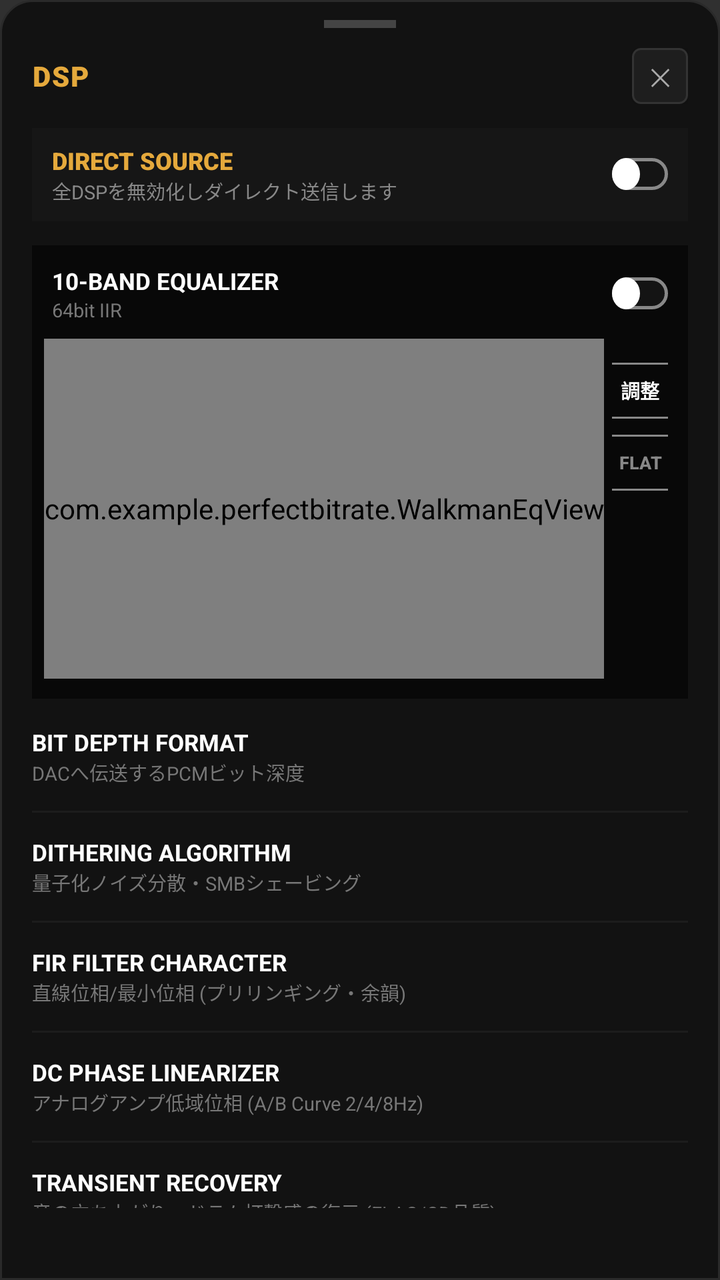
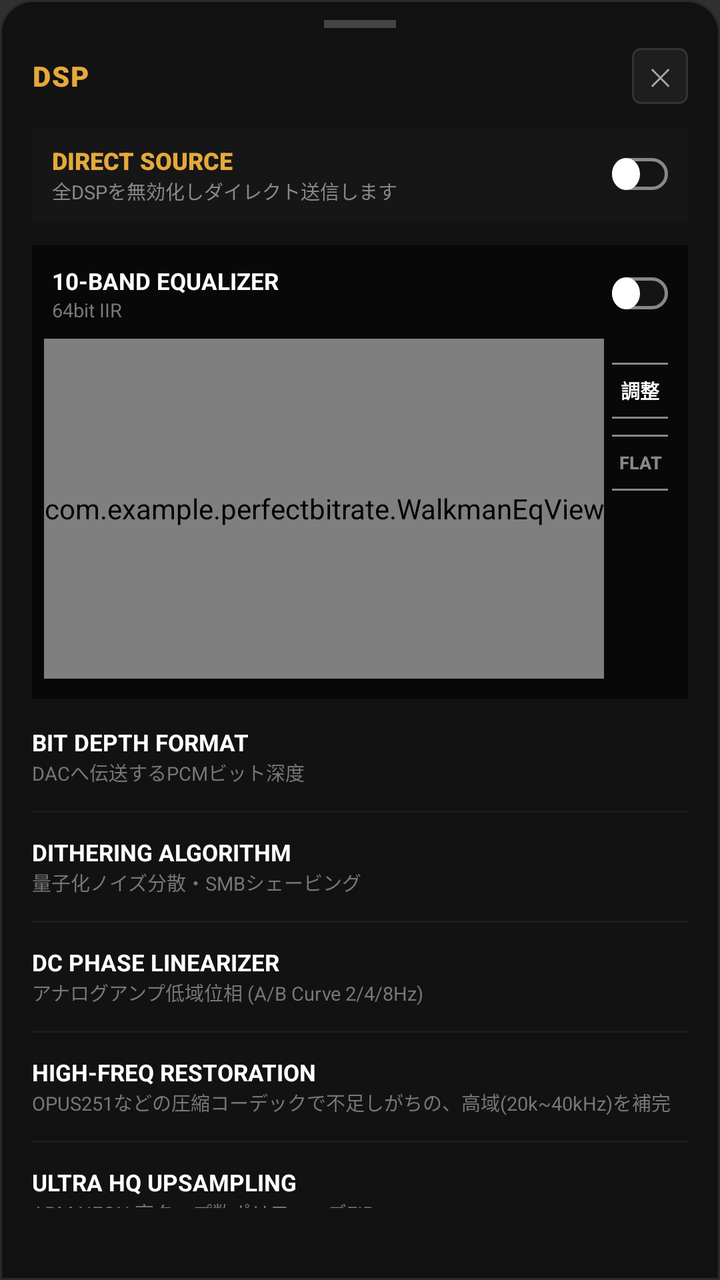

The first picture is an Android layout as it rendered before a commit; the second is the same layout after the commit. The layout source and the unified diff follow.
<!-- AndroidManifest.xml: application theme Theme.AppCompat.NoActionBar -->
<!-- res/layout/dialog_settings.xml -->
<?xml version="1.0" encoding="utf-8"?>
<LinearLayout xmlns:android="http://schemas.android.com/apk/res/android"
    xmlns:app="http://schemas.android.com/apk/res-auto"
    android:layout_width="match_parent"
    android:layout_height="wrap_content"
    android:orientation="vertical"
    android:background="@drawable/bg_bottom_sheet_dap"
    android:paddingStart="16dp"
    android:paddingEnd="16dp"
    android:paddingTop="10dp"
    android:paddingBottom="24dp">

    
    <View
        android:layout_width="36dp"
        android:layout_height="4dp"
        android:layout_gravity="center_horizontal"
        android:background="#444444"
        android:layout_marginBottom="10dp" />

    
    <LinearLayout
        android:layout_width="match_parent"
        android:layout_height="wrap_content"
        android:orientation="horizontal"
        android:gravity="center_vertical"
        android:layout_marginBottom="12dp">

        <TextView
            android:layout_width="0dp"
            android:layout_height="wrap_content"
            android:layout_weight="1"
            android:text="DSP"
            android:textColor="#E5A93C"
            android:textSize="14sp"
            android:textStyle="bold"
            android:fontFamily="sans-serif-black"
            android:letterSpacing="0.05" />

        <Button
            android:id="@+id/btnDialogClose"
            android:layout_width="28dp"
            android:layout_height="28dp"
            android:text="✕"
            android:textColor="#AAAAAA"
            android:textSize="12sp"
            android:background="@drawable/bg_btn_icon"
            android:padding="0dp" />
    </LinearLayout>

    
    <LinearLayout
        android:layout_width="match_parent"
        android:layout_height="wrap_content"
        android:orientation="horizontal"
        android:gravity="center_vertical"
        android:background="#161616"
        android:paddingStart="10dp"
        android:paddingEnd="10dp"
        android:paddingTop="8dp"
        android:paddingBottom="8dp"
        android:layout_marginBottom="12dp">

        <LinearLayout
            android:layout_width="0dp"
            android:layout_height="wrap_content"
            android:layout_weight="1"
            android:orientation="vertical">

            <TextView
                android:layout_width="wrap_content"
                android:layout_height="wrap_content"
                android:text="DIRECT SOURCE"
                android:textColor="#E5A93C"
                android:textSize="12sp"
                android:textStyle="bold"
                android:fontFamily="sans-serif-black" />

            <TextView
                android:layout_width="wrap_content"
                android:layout_height="wrap_content"
                android:text="全DSPを無効化しダイレクト送信します"
                android:textColor="#888888"
                android:textSize="9.5sp" />
        </LinearLayout>

        <androidx.appcompat.widget.SwitchCompat
            android:id="@+id/dialogSwitchDirectSource"
            android:layout_width="wrap_content"
            android:layout_height="wrap_content"
            app:thumbTint="@null"
            app:trackTint="@null"
            android:thumb="@drawable/switch_thumb_white"
            app:track="@drawable/switch_track_walkman_outline"
            android:checked="false" />
    </LinearLayout>

    
    <LinearLayout
        android:id="@+id/layoutSectionEq"
        android:layout_width="match_parent"
        android:layout_height="wrap_content"
        android:orientation="vertical"
        android:background="#080808"
        android:paddingTop="10dp"
        android:paddingBottom="10dp"
        android:paddingStart="6dp"
        android:paddingEnd="6dp"
        android:layout_marginBottom="14dp">

        
        <LinearLayout
            android:layout_width="match_parent"
            android:layout_height="wrap_content"
            android:orientation="horizontal"
            android:gravity="center_vertical"
            android:paddingStart="4dp"
            android:paddingEnd="4dp"
            android:layout_marginBottom="8dp">

            <LinearLayout
                android:layout_width="0dp"
                android:layout_height="wrap_content"
                android:layout_weight="1"
                android:orientation="vertical">

                <TextView
                    android:layout_width="wrap_content"
                    android:layout_height="wrap_content"
                    android:text="10-BAND EQUALIZER"
                    android:textColor="#FFFFFF"
                    android:textSize="11.5sp"
                    android:textStyle="bold" />

                <TextView
                    android:layout_width="wrap_content"
                    android:layout_height="wrap_content"
                    android:text="64bit IIR"
                    android:textColor="#777777"
                    android:textSize="9.5sp" />
            </LinearLayout>

            <androidx.appcompat.widget.SwitchCompat
                android:id="@+id/switchEqEnable"
                android:layout_width="wrap_content"
                android:layout_height="wrap_content"
                app:thumbTint="@null"
                app:trackTint="@null"
                android:thumb="@drawable/switch_thumb_white"
                app:track="@drawable/switch_track_walkman_outline"
                android:checked="false" />
        </LinearLayout>

        
        <LinearLayout
            android:layout_width="match_parent"
            android:layout_height="wrap_content"
            android:orientation="horizontal"
            android:gravity="center_vertical">

            <com.example.perfectbitrate.WalkmanEqView
                android:id="@+id/walkmanEqView"
                android:layout_width="wrap_content"
                android:layout_height="170dp" />

            <LinearLayout
                android:layout_width="0dp"
                android:layout_weight="1"
                android:layout_height="170dp"
                android:orientation="vertical"
                android:gravity="top|center_horizontal"
                android:paddingTop="12dp"
                android:paddingStart="4dp"
                android:paddingEnd="4dp">

                <Button
                    android:id="@+id/btnEqEdit"
                    android:layout_width="58dp"
                    android:layout_height="28dp"
                    android:text="調整"
                    android:textColor="#FFFFFF"
                    android:textSize="9.5sp"
                    android:textStyle="bold"
                    android:background="@drawable/bg_btn_dap_outline"
                    android:padding="0dp"
                    android:layout_marginBottom="8dp" />

                <Button
                    android:id="@+id/btnEqFlat"
                    android:layout_width="58dp"
                    android:layout_height="28dp"
                    android:text="FLAT"
                    android:textColor="#888888"
                    android:textSize="9sp"
                    android:textStyle="bold"
                    android:background="@drawable/bg_btn_dap_outline"
                    android:padding="0dp"
                    android:layout_marginBottom="8dp" />

                <LinearLayout
                    android:id="@+id/layoutEqAdjustControls"
                    android:layout_width="wrap_content"
                    android:layout_height="wrap_content"
                    android:orientation="vertical"
                    android:gravity="center_horizontal"
                    android:visibility="gone">

                    <TextView
                        android:id="@+id/textEqBandFreq"
                        android:layout_width="wrap_content"
                        android:layout_height="wrap_content"
                        android:text="4K Hz"
                        android:textColor="#CCCCCC"
                        android:textSize="10.5sp"
                        android:textStyle="bold"
                        android:fontFamily="sans-serif-condensed" />

                    <TextView
                        android:id="@+id/textEqGainValue"
                        android:layout_width="wrap_content"
                        android:layout_height="wrap_content"
                        android:text="+0.0 dB"
                        android:textColor="#FFFFFF"
                        android:textSize="11.5sp"
                        android:textStyle="bold"
                        android:fontFamily="sans-serif-medium"
                        android:layout_marginBottom="4dp" />

                    <LinearLayout
                        android:layout_width="wrap_content"
                        android:layout_height="wrap_content"
                        android:orientation="horizontal">

                        <Button
                            android:id="@+id/btnEqPlus"
                            android:layout_width="24dp"
                            android:layout_height="24dp"
                            android:text="＋"
                            android:textColor="#FFFFFF"
                            android:textSize="10.5sp"
                            android:background="@drawable/bg_btn_circle"
                            android:padding="0dp"
                            android:layout_marginEnd="6dp" />

                        <Button
                            android:id="@+id/btnEqMinus"
                            android:layout_width="24dp"
                            android:layout_height="24dp"
                            android:text="－"
                            android:textColor="#FFFFFF"
                            android:textSize="10.5sp"
                            android:background="@drawable/bg_btn_circle"
                            android:padding="0dp" />
                    </LinearLayout>
                </LinearLayout>

            </LinearLayout>

        </LinearLayout>

    </LinearLayout>

    
    <LinearLayout
        android:layout_width="match_parent"
        android:layout_height="wrap_content"
        android:orientation="horizontal"
        android:gravity="center_vertical"
        android:layout_marginBottom="12dp">

        <LinearLayout
            android:layout_width="0dp"
            android:layout_height="wrap_content"
            android:layout_weight="1"
            android:orientation="vertical">

            <TextView
                android:layout_width="wrap_content"
                android:layout_height="wrap_content"
                android:text="BIT DEPTH FORMAT"
                android:textColor="#FFFFFF"
                android:textSize="11.5sp"
                android:textStyle="bold" />

            <TextView
                android:layout_width="wrap_content"
                android:layout_height="wrap_content"
                android:text="DACへ伝送するPCMビット深度"
                android:textColor="#777777"
                android:textSize="9.5sp" />
        </LinearLayout>

        <Spinner
            android:id="@+id/dialogSpinnerBitDepth"
            android:layout_width="wrap_content"
            android:layout_height="30dp"
            android:background="@drawable/bg_spinner_dap"
            android:popupBackground="#1A1A1A" />
    </LinearLayout>

    <View
        android:layout_width="match_parent"
        android:layout_height="1dp"
        android:background="#1C1C1C"
        android:layout_marginBottom="12dp" />

    
    <LinearLayout
        android:id="@+id/layoutSectionDither"
        android:layout_width="match_parent"
        android:layout_height="wrap_content"
        android:orientation="horizontal"
        android:gravity="center_vertical"
        android:layout_marginBottom="12dp">

        <LinearLayout
            android:layout_width="0dp"
            android:layout_height="wrap_content"
            android:layout_weight="1"
            android:orientation="vertical">

            <TextView
                android:layout_width="wrap_content"
                android:layout_height="wrap_content"
                android:text="DITHERING ALGORITHM"
                android:textColor="#FFFFFF"
                android:textSize="11.5sp"
                android:textStyle="bold" />

            <TextView
                android:layout_width="wrap_content"
                android:layout_height="wrap_content"
                android:text="量子化ノイズ分散・SMBシェービング"
                android:textColor="#777777"
                android:textSize="9.5sp" />
        </LinearLayout>

        <Spinner
            android:id="@+id/dialogSpinnerDither"
            android:layout_width="wrap_content"
            android:layout_height="30dp"
            android:background="@drawable/bg_spinner_dap"
            android:popupBackground="#1A1A1A" />
    </LinearLayout>

    <View
        android:layout_width="match_parent"
        android:layout_height="1dp"
        android:background="#1C1C1C"
        android:layout_marginBottom="12dp" />

    
    <LinearLayout
        android:id="@+id/layoutSectionFir"
        android:layout_width="match_parent"
        android:layout_height="wrap_content"
        android:orientation="horizontal"
        android:gravity="center_vertical"
        android:layout_marginBottom="12dp">

        <LinearLayout
            android:layout_width="0dp"
            android:layout_height="wrap_content"
            android:layout_weight="1"
            android:orientation="vertical">

            <TextView
                android:layout_width="wrap_content"
                android:layout_height="wrap_content"
                android:text="FIR FILTER CHARACTER"
                android:textColor="#FFFFFF"
                android:textSize="11.5sp"
                android:textStyle="bold" />

            <TextView
                android:layout_width="wrap_content"
                android:layout_height="wrap_content"
                android:text="直線位相/最小位相 (プリリンギング・余韻)"
                android:textColor="#777777"
                android:textSize="9.5sp" />
        </LinearLayout>

        <Spinner
            android:id="@+id/dialogSpinnerFirFilter"
            android:layout_width="wrap_content"
            android:layout_height="30dp"
            android:background="@drawable/bg_spinner_dap"
            android:popupBackground="#1A1A1A" />
    </LinearLayout>

    <View
        android:layout_width="match_parent"
        android:layout_height="1dp"
        android:background="#1C1C1C"
        android:layout_marginBottom="12dp" />

    
    <LinearLayout
        android:id="@+id/layoutSectionDcPhase"
        android:layout_width="match_parent"
        android:layout_height="wrap_content"
        android:orientation="horizontal"
        android:gravity="center_vertical"
        android:layout_marginBottom="12dp">

        <LinearLayout
            android:layout_width="0dp"
            android:layout_height="wrap_content"
            android:layout_weight="1"
            android:orientation="vertical">

            <TextView
                android:layout_width="wrap_content"
                android:layout_height="wrap_content"
                android:text="DC PHASE LINEARIZER"
                android:textColor="#FFFFFF"
                android:textSize="11.5sp"
                android:textStyle="bold" />

            <TextView
                android:layout_width="wrap_content"
                android:layout_height="wrap_content"
                android:text="アナログアンプ低域位相 (A/B Curve 2/4/8Hz)"
                android:textColor="#777777"
                android:textSize="9.5sp" />
        </LinearLayout>

        <Spinner
            android:id="@+id/dialogSpinnerDcPhase"
            android:layout_width="wrap_content"
            android:layout_height="30dp"
            android:background="@drawable/bg_spinner_dap"
            android:popupBackground="#1A1A1A" />
    </LinearLayout>

    <View
        android:layout_width="match_parent"
        android:layout_height="1dp"
        android:background="#1C1C1C"
        android:layout_marginBottom="12dp" />

    
    <LinearLayout
        android:id="@+id/layoutSectionTransient"
        android:layout_width="match_parent"
        android:layout_height="wrap_content"
        android:orientation="horizontal"
        android:gravity="center_vertical"
        android:layout_marginBottom="12dp">

        <LinearLayout
            android:layout_width="0dp"
            android:layout_height="wrap_content"
            android:layout_weight="1"
            android:orientation="vertical">

            <TextView
                android:layout_width="wrap_content"
                android:layout_height="wrap_content"
                android:text="TRANSIENT RECOVERY"
                android:textColor="#FFFFFF"
                android:textSize="11.5sp"
                android:textStyle="bold" />

            <TextView
                android:layout_width="wrap_content"
                android:layout_height="wrap_content"
                android:text="音の立ち上がり・ドラム打撃感の復元 (FLAC/CD品質)"
                android:textColor="#777777"
                android:textSize="9.5sp" />
        </LinearLayout>

        <Spinner
            android:id="@+id/dialogSpinnerTransient"
            android:layout_width="wrap_content"
            android:layout_height="30dp"
            android:background="@drawable/bg_spinner_dap"
            android:popupBackground="#1A1A1A" />
    </LinearLayout>

    <View
        android:layout_width="match_parent"
        android:layout_height="1dp"
        android:background="#1C1C1C"
        android:layout_marginBottom="12dp" />

    
    <LinearLayout
        android:id="@+id/layoutSectionDsee"
        android:layout_width="match_parent"
        android:layout_height="wrap_content"
        android:orientation="horizontal"
        android:gravity="center_vertical"
        android:layout_marginBottom="12dp">

        <LinearLayout
            android:layout_width="0dp"
            android:layout_height="wrap_content"
            android:layout_weight="1"
            android:orientation="vertical">

            <TextView
                android:layout_width="wrap_content"
                android:layout_height="wrap_content"
                android:text="HIGH-FREQ RESTORATION"
                android:textColor="#FFFFFF"
                android:textSize="11.5sp"
                android:textStyle="bold" />

            <TextView
                android:layout_width="wrap_content"
                android:layout_height="wrap_content"
                android:text="OPUS251などの圧縮コーデックで不足しがちの、高域(20k~40kHz)を補完"
                android:textColor="#777777"
                android:textSize="9.5sp" />
        </LinearLayout>

        <Spinner
            android:id="@+id/dialogSpinnerDsee"
            android:layout_width="wrap_content"
            android:layout_height="30dp"
            android:background="@drawable/bg_spinner_dap"
            android:popupBackground="#1A1A1A" />
    </LinearLayout>

    <View
        android:layout_width="match_parent"
        android:layout_height="1dp"
        android:background="#1C1C1C"
        android:layout_marginBottom="12dp" />

    
    <LinearLayout
        android:id="@+id/layoutSectionUpsample"
        android:layout_width="match_parent"
        android:layout_height="wrap_content"
        android:orientation="horizontal"
        android:gravity="center_vertical"
        android:layout_marginBottom="12dp">

        <LinearLayout
            android:layout_width="0dp"
            android:layout_height="wrap_content"
            android:layout_weight="1"
            android:orientation="vertical">

            <TextView
                android:layout_width="wrap_content"
                android:layout_height="wrap_content"
                android:text="ULTRA HQ UPSAMPLING"
                android:textColor="#FFFFFF"
                android:textSize="11.5sp"
                android:textStyle="bold" />

            <TextView
                android:layout_width="wrap_content"
                android:layout_height="wrap_content"
                android:text="ARM NEON 高タップ数ポリフェーズFIR"
                android:textColor="#777777"
                android:textSize="9.5sp" />
        </LinearLayout>

        <Spinner
            android:id="@+id/dialogSpinnerUpsample"
            android:layout_width="wrap_content"
            android:layout_height="30dp"
            android:background="@drawable/bg_spinner_dap"
            android:popupBackground="#1A1A1A" />
    </LinearLayout>

    <View
        android:layout_width="match_parent"
        android:layout_height="1dp"
        android:background="#1C1C1C"
        android:layout_marginBottom="12dp" />

    
    <LinearLayout
        android:layout_width="match_parent"
        android:layout_height="wrap_content"
        android:orientation="horizontal"
        android:gravity="center_vertical"
        android:layout_marginBottom="12dp">

        <LinearLayout
            android:layout_width="0dp"
            android:layout_height="wrap_content"
            android:layout_weight="1"
            android:orientation="vertical">

            <TextView
                android:id="@+id/dialogTextVolLockTitle"
                android:layout_width="wrap_content"
                android:layout_height="wrap_content"
                android:text="0dB VOLUME LOCK"
                android:textColor="#FFFFFF"
                android:textSize="11.5sp"
                android:textStyle="bold" />

            <TextView
                android:id="@+id/dialogTextVolLockSub"
                android:layout_width="wrap_content"
                android:layout_height="wrap_content"
                android:text="USB DAC接続時のビット落ち回避（最大音量固定）"
                android:textColor="#777777"
                android:textSize="9.5sp" />
        </LinearLayout>

        <androidx.appcompat.widget.SwitchCompat
            android:id="@+id/dialogSwitchVolLock"
            android:layout_width="wrap_content"
            android:layout_height="wrap_content"
            app:thumbTint="@null"
            app:trackTint="@null"
            android:thumb="@drawable/switch_thumb_white"
            app:track="@drawable/switch_track_walkman_outline" />
    </LinearLayout>

    <View
        android:layout_width="match_parent"
        android:layout_height="1dp"
        android:background="#1C1C1C"
        android:layout_marginBottom="12dp" />

    
    <LinearLayout
        android:layout_width="match_parent"
        android:layout_height="wrap_content"
        android:orientation="horizontal"
        android:gravity="center_vertical">

        <LinearLayout
            android:layout_width="0dp"
            android:layout_height="wrap_content"
            android:layout_weight="1"
            android:orientation="vertical">

            <TextView
                android:layout_width="wrap_content"
                android:layout_height="wrap_content"
                android:text="AD CUT (広告自動カット)"
                android:textColor="#FFFFFF"
                android:textSize="11.5sp"
                android:textStyle="bold" />

            <TextView
                android:layout_width="wrap_content"
                android:layout_height="wrap_content"
                android:text="YouTube Music 動画広告の自動スキップ"
                android:textColor="#777777"
                android:textSize="9.5sp" />
        </LinearLayout>

        <androidx.appcompat.widget.SwitchCompat
            android:id="@+id/dialogSwitchAdBlock"
            android:layout_width="wrap_content"
            android:layout_height="wrap_content"
            app:thumbTint="@null"
            app:trackTint="@null"
            android:thumb="@drawable/switch_thumb_white"
            app:track="@drawable/switch_track_walkman_outline"
            android:checked="true" />
    </LinearLayout>

</LinearLayout>
<!-- resources referenced by this layout -->
<resources>
  <!-- drawable bg_bottom_sheet_dap (drawable) -->
  ﻿<?xml version="1.0" encoding="utf-8"?>
  <shape xmlns:android="http://schemas.android.com/apk/res/android" android:shape="rectangle">
      <solid android:color="#121212" />
      <corners
          android:topLeftRadius="16dp"
          android:topRightRadius="16dp"
          android:bottomLeftRadius="0dp"
          android:bottomRightRadius="0dp" />
      <stroke android:width="1dp" android:color="#2A2A2A" />
  </shape>
  <!-- drawable bg_btn_circle (drawable) -->
  ﻿<?xml version="1.0" encoding="utf-8"?>
  <selector xmlns:android="http://schemas.android.com/apk/res/android">
      <item android:state_pressed="true">
          <shape android:shape="oval">
              <solid android:color="#444444" />
              <stroke android:width="1.2dp" android:color="#FFFFFF" />
              <size android:width="26dp" android:height="26dp" />
          </shape>
      </item>
      <item>
          <shape android:shape="oval">
              <solid android:color="#00000000" />
              <stroke android:width="1.2dp" android:color="#CCCCCC" />
              <size android:width="26dp" android:height="26dp" />
          </shape>
      </item>
  </selector>
  <!-- drawable bg_btn_dap_outline (drawable) -->
  ﻿<?xml version="1.0" encoding="utf-8"?>
  <selector xmlns:android="http://schemas.android.com/apk/res/android">
      <item android:state_pressed="true">
          <shape android:shape="rectangle">
              <solid android:color="#333333" />
              <stroke android:width="1dp" android:color="#FFFFFF" />
              <corners android:radius="2dp" />
          </shape>
      </item>
      <item>
          <shape android:shape="rectangle">
              <solid android:color="#00000000" />
              <stroke android:width="1dp" android:color="#888888" />
              <corners android:radius="2dp" />
          </shape>
      </item>
  </selector>
  <!-- drawable bg_btn_icon (drawable) -->
  ﻿<?xml version="1.0" encoding="utf-8"?>
  <selector xmlns:android="http://schemas.android.com/apk/res/android">
      <item android:state_pressed="true">
          <shape android:shape="rectangle">
              <solid android:color="#333333" />
              <corners android:radius="4dp" />
          </shape>
      </item>
      <item>
          <shape android:shape="rectangle">
              <solid android:color="#1E1E1E" />
              <stroke android:width="1dp" android:color="#333333" />
              <corners android:radius="4dp" />
          </shape>
      </item>
  </selector>
  <!-- drawable bg_spinner_dap (drawable) -->
  ﻿<?xml version="1.0" encoding="utf-8"?>
  <shape xmlns:android="http://schemas.android.com/apk/res/android" android:shape="rectangle">
      <solid android:color="#1A1A1A" />
      <stroke android:width="1dp" android:color="#E5A93C" />
      <corners android:radius="3dp" />
      <padding android:left="6dp" android:right="6dp" android:top="2dp" android:bottom="2dp" />
  </shape>
  <!-- drawable switch_thumb_white (drawable) -->
  ﻿<?xml version="1.0" encoding="utf-8"?>
  <shape xmlns:android="http://schemas.android.com/apk/res/android" android:shape="oval">
      <size android:width="14dp" android:height="14dp" />
      <solid android:color="#FFFFFF" />
  </shape>
  <!-- drawable switch_track_walkman_outline (drawable) -->
  ﻿<?xml version="1.0" encoding="utf-8"?>
  <selector xmlns:android="http://schemas.android.com/apk/res/android">
      <item android:state_checked="true">
          <shape android:shape="rectangle">
              <size android:height="16dp" android:width="34dp" />
              <corners android:radius="8dp" />
              <solid android:color="#141414" />
              <stroke android:width="1.5dp" android:color="#E5A93C" />
          </shape>
      </item>
      <item>
          <shape android:shape="rectangle">
              <size android:height="16dp" android:width="34dp" />
              <corners android:radius="8dp" />
              <solid android:color="#141414" />
              <stroke android:width="1.5dp" android:color="#888888" />
          </shape>
      </item>
  </selector>
</resources>

<!-- the commit's change to res/layout/dialog_settings.xml (unified diff, before → after) -->
@@ -108,7 +108,6 @@
         android:paddingEnd="6dp"
         android:layout_marginBottom="14dp">
 
-        
         <LinearLayout
             android:layout_width="match_parent"
             android:layout_height="wrap_content"
@@ -151,7 +150,6 @@
                 android:checked="false" />
         </LinearLayout>
 
-        
         <LinearLayout
             android:layout_width="match_parent"
             android:layout_height="wrap_content"
@@ -351,51 +349,6 @@
 
     
     <LinearLayout
-        android:id="@+id/layoutSectionFir"
-        android:layout_width="match_parent"
-        android:layout_height="wrap_content"
-        android:orientation="horizontal"
-        android:gravity="center_vertical"
-        android:layout_marginBottom="12dp">
-
-        <LinearLayout
-            android:layout_width="0dp"
-            android:layout_height="wrap_content"
-            android:layout_weight="1"
-            android:orientation="vertical">
-
-            <TextView
-                android:layout_width="wrap_content"
-                android:layout_height="wrap_content"
-                android:text="FIR FILTER CHARACTER"
-                android:textColor="#FFFFFF"
-                android:textSize="11.5sp"
-                android:textStyle="bold" />
-
-            <TextView
-                android:layout_width="wrap_content"
-                android:layout_height="wrap_content"
-                android:text="直線位相/最小位相 (プリリンギング・余韻)"
-                android:textColor="#777777"
-                android:textSize="9.5sp" />
-        </LinearLayout>
-
-        <Spinner
-            android:id="@+id/dialogSpinnerFirFilter"
-            android:layout_width="wrap_content"
-            android:layout_height="30dp"
-            android:background="@drawable/bg_spinner_dap"
-            android:popupBackground="#1A1A1A" />
-    </LinearLayout>
-
-    <View
-        android:layout_width="match_parent"
-        android:layout_height="1dp"
-        android:background="#1C1C1C"
-        android:layout_marginBottom="12dp" />
-
-    
-    <LinearLayout
         android:id="@+id/layoutSectionDcPhase"
         android:layout_width="match_parent"
         android:layout_height="wrap_content"
@@ -427,51 +380,6 @@
 
         <Spinner
             android:id="@+id/dialogSpinnerDcPhase"
-            android:layout_width="wrap_content"
-            android:layout_height="30dp"
-            android:background="@drawable/bg_spinner_dap"
-            android:popupBackground="#1A1A1A" />
-    </LinearLayout>
-
-    <View
-        android:layout_width="match_parent"
-        android:layout_height="1dp"
-        android:background="#1C1C1C"
-        android:layout_marginBottom="12dp" />
-
-    
-    <LinearLayout
-        android:id="@+id/layoutSectionTransient"
-        android:layout_width="match_parent"
-        android:layout_height="wrap_content"
-        android:orientation="horizontal"
-        android:gravity="center_vertical"
-        android:layout_marginBottom="12dp">
-
-        <LinearLayout
-            android:layout_width="0dp"
-            android:layout_height="wrap_content"
-            android:layout_weight="1"
-            android:orientation="vertical">
-
-            <TextView
-                android:layout_width="wrap_content"
-                android:layout_height="wrap_content"
-                android:text="TRANSIENT RECOVERY"
-                android:textColor="#FFFFFF"
-                android:textSize="11.5sp"
-                android:textStyle="bold" />
-
-            <TextView
-                android:layout_width="wrap_content"
-                android:layout_height="wrap_content"
-                android:text="音の立ち上がり・ドラム打撃感の復元 (FLAC/CD品質)"
-                android:textColor="#777777"
-                android:textSize="9.5sp" />
-        </LinearLayout>
-
-        <Spinner
-            android:id="@+id/dialogSpinnerTransient"
             android:layout_width="wrap_content"
             android:layout_height="30dp"
             android:background="@drawable/bg_spinner_dap"
